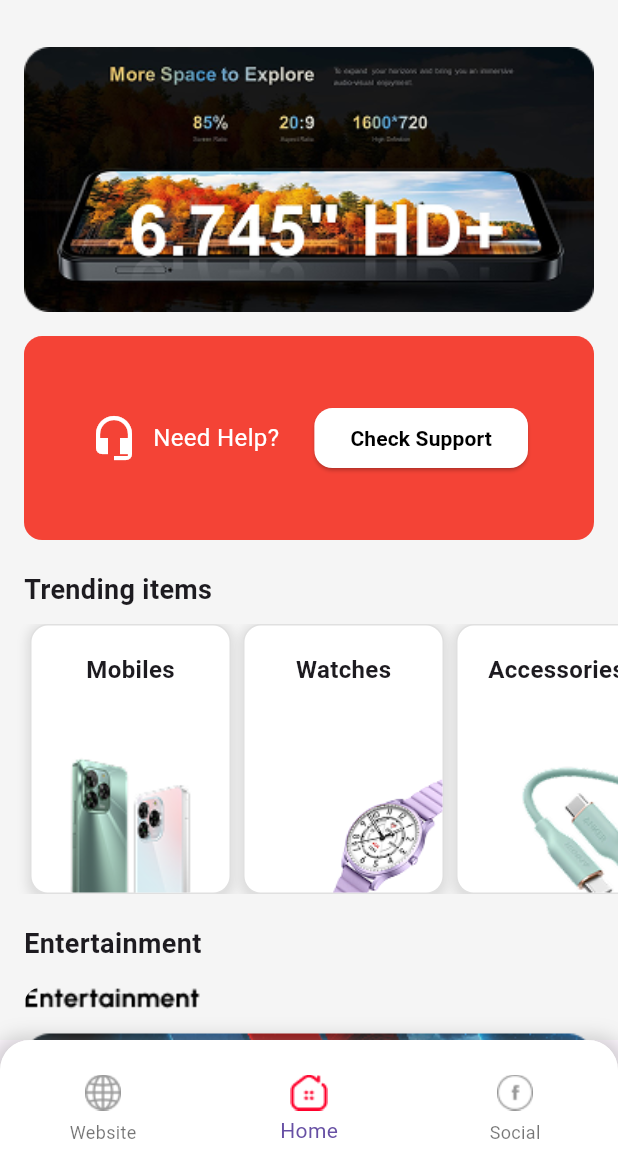
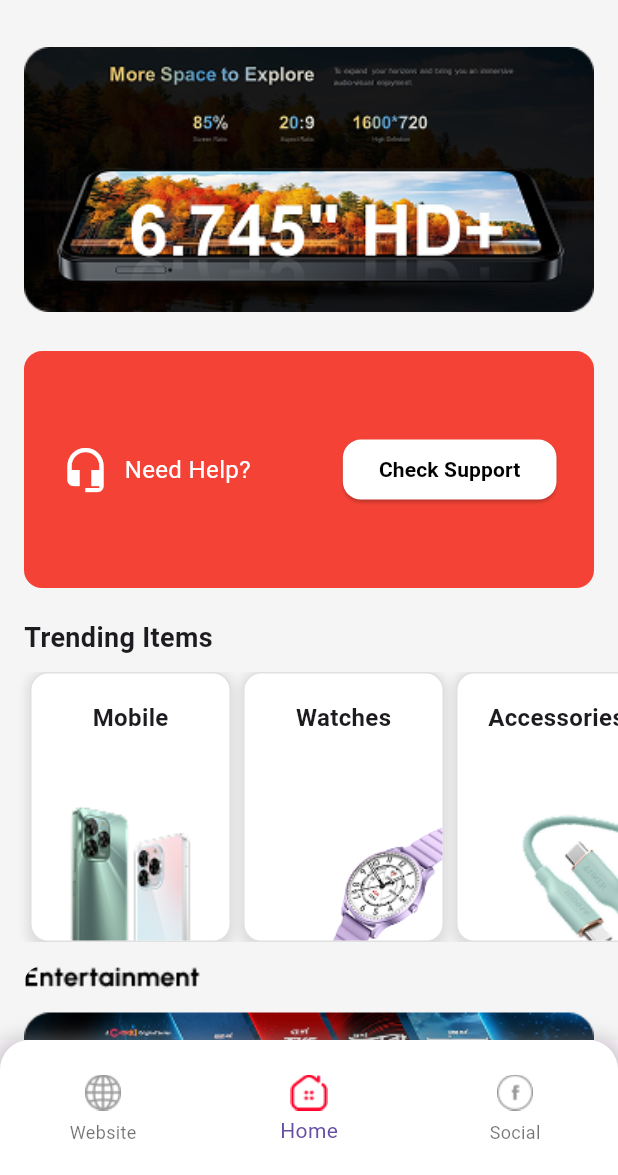
Before and after one commit to shehmaz1993/Symphony_app, a Flutter app: the screen it shows after launch, on a phone screen of 412 x 824 dp, the part 61-1236 px from its top. Run offline on Flutter 3.47's test engine with Material 3 defaults, Android fonts, the light colour scheme and no system bars; our stand-ins replace get.

Commit message:
"add dynamic data from json instead of static" "add json file for social section" "Home screen is more optimized"

```diff
--- a/lib/navber.dart
+++ b/lib/navber.dart
@@ -3,7 +3,6 @@ import 'package:symphony_app/view/bottom_nav_screen/stacked_screens.dart';
 
 
 class NavBar extends StatelessWidget {
-
 
   @override
   Widget build(BuildContext context){
--- a/lib/repository/home_repository/home_repository.dart
+++ b/lib/repository/home_repository/home_repository.dart
@@ -0,0 +1,20 @@
+
+
+
+import '../../data/local_data/local_json_service.dart';
+import '../../model/home/products_model_class.dart';
+import '../../res/app_url/app_url.dart';
+
+class HomeRepository{
+
+  final _jsonService = LocalJsonService();
+
+  Future<ProductModel> productListFromJson()async{
+    dynamic response = await _jsonService.getLocalJson(AppUrl.jsonString);
+    print(response['data']['products']);
+    return ProductModel.fromJson(response);
+  }
+
+
+
+}
--- a/lib/view/Home_screen/home_screen.dart
+++ b/lib/view/Home_screen/home_screen.dart
@@ -1,9 +1,15 @@
 import 'package:flutter/material.dart';
+import 'package:symphony_app/model/home/products_model_class.dart';
 import 'package:symphony_app/res/assets/image_assets.dart';
 import 'package:symphony_app/res/color/app_color.dart';
 import 'package:symphony_app/utils/app_text_style/app_text_style.dart';
 import 'package:symphony_app/view/Home_screen/trade_items_card.dart';
 import 'package:symphony_app/view/Home_screen/trading_items_screen.dart';
+import 'package:get/get.dart';
+import 'package:symphony_app/view_model/controller/home/home_view_model.dart';
+
+import '../../data/response/status.dart';
+import '../../res/components/General_exception_widget.dart';
 class HomeScreen extends StatefulWidget {
   const HomeScreen({super.key});
 
@@ -12,108 +18,80 @@ class HomeScreen extends StatefulWidget {
 }
 
 class _HomeScreenState extends State<HomeScreen> {
+  final homeController = Get.put(HomeController());
 
-  int currentPage = 0;
-  final List<Map<String, String>> trendingItems = [
-    {"title": "Mobiles", "imageUrl": "assets/images/mobile.png"},
-    {"title": "Watches", "imageUrl": "assets/images/watch.png"},
-    {"title": "Accessories", "imageUrl": "assets/images/accessories.png"},
-    {"title": "Head Phones", "imageUrl": "assets/images/headphones.png"},
-  ];
+  @override
+  void initState() {
+    super.initState();
+    homeController.productListFromJson();
+  }
+
   @override
   Widget build(BuildContext context) {
     return Scaffold(
-        backgroundColor: AppColor.lightGrayColor, // Match AppBar background
-        appBar: AppBar(
-        backgroundColor:  AppColor.lightGrayColor, // Same as Scaffold background
-        elevation: 0,
-        title: const Text('My Symphony',style: AppTextStyles.heading,),
-        actions: [
-          IconButton(
-            onPressed: () async {
-
-            },
-            icon: Image.asset(ImageAsset.appDrawer)
-          ),
-        ],
-      ),
+      backgroundColor: AppColor.lightGrayColor,
+      appBar: buildAppBar(),
       body: SingleChildScrollView(
         child: Column(
           crossAxisAlignment: CrossAxisAlignment.start,
           children: [
-            // Header Banner
-            Padding(
-              padding: const EdgeInsets.all(16.0),
-              child: SizedBox(
-                width: double.infinity,
-                child: ClipRRect(
-                  borderRadius: BorderRadius.circular(12),
-                  child: Image.asset(ImageAsset.homeheader, fit: BoxFit.cover),
-                ),
-              ),
-            ),
-
-            // Support Card
+            buildHeaderBanner(),
             buildSupportCard(),
-
-            const SizedBox(height: 20),
-            const Padding(
-              padding: EdgeInsets.symmetric(horizontal: 16),
-              child: Text("Trending items", style: TextStyle(fontSize: 18, fontWeight: FontWeight.bold)),
-            ),
-
-            // Trending Items List
-            const SizedBox(height: 10),
+            buildSectionTitle("Trending Items"),
             buildTrendingItemsSlider(),
-            const SizedBox(height: 20),
-            const Padding(
-              padding: EdgeInsets.symmetric(horizontal: 16),
-              child: Text("Entertainment", style: TextStyle(fontSize: 18, fontWeight: FontWeight.bold)),
-            ),
-
-            // Entertainment Section
-            Padding(
-              padding: const EdgeInsets.all(16.0),
-              child: SizedBox(
-                width: double.infinity,
-                child: ClipRRect(
-                  borderRadius: BorderRadius.circular(12),
-                  child: Image.asset(ImageAsset.entertain, fit: BoxFit.cover),
-                ),
-              ),
-            ),
+            buildEntertainmentBanner(),
           ],
         ),
       ),
     );
   }
-  Widget buildTrendingItemsSlider(){
-    return SizedBox(
-      height: 180, // Define fixed height to avoid layout issues
-      child: ListView.builder(
-        scrollDirection: Axis.horizontal,
-        padding: const EdgeInsets.symmetric(horizontal: 16),
-        itemCount: trendingItems.length,
-        itemBuilder: (context, index) {
-          return TrendingItemCard(
-            trendingItems[index]["title"]!,
-            trendingItems[index]["imageUrl"]!,
+
+  /// **App Bar**
+  AppBar buildAppBar() {
+    return AppBar(
+      backgroundColor: AppColor.lightGrayColor,
+      elevation: 0,
+      title: const Text('My Symphony', style: AppTextStyles.heading),
+      actions: [
+        IconButton(
+          onPressed: () {},
+          icon: Image.asset(ImageAsset.appDrawer),
+        ),
+      ],
     );
-        },
+  }
+
+  /// **Header Banner**
+  Widget buildHeaderBanner() {
+    return Padding(
+      padding: const EdgeInsets.all(16),
+      child: SizedBox(
+        width: double.infinity,
+        child: ClipRRect(
+          borderRadius: BorderRadius.circular(12),
+          child: Obx(() {
+            final headerImage = homeController.productList.value.data?.headerImage;
+            return headerImage != null
+                ? Image.asset(headerImage, fit: BoxFit.cover)
+                : const Center(child: CircularProgressIndicator());
+          }),
+        ),
       ),
     );
   }
-  Widget buildSupportCard(){
+
+  /// **Support Card**
+  Widget buildSupportCard() {
     return Padding(
-      padding: const EdgeInsets.symmetric(horizontal: 16),
+      padding: const EdgeInsets.symmetric(horizontal: 16,vertical: 10),
       child: Container(
-        padding: const EdgeInsets.all(16),
+        padding: const EdgeInsets.only(
+                  left:25,right:25,top: 55,bottom: 55
+           ),
         decoration: BoxDecoration(
           color: AppColor.redColor,
           borderRadius: BorderRadius.circular(12),
         ),
-        child: Padding(
-          padding: const EdgeInsets.all(28.0),
         child: Row(
           mainAxisAlignment: MainAxisAlignment.spaceBetween,
           children: [
@@ -129,19 +107,69 @@ class _HomeScreenState extends State<HomeScreen> {
               style: ElevatedButton.styleFrom(
                 backgroundColor: Colors.white,
                 shape: RoundedRectangleBorder(
-                    borderRadius: BorderRadius.circular(12), // Adjust value for more/less rounding
+                  borderRadius: BorderRadius.circular(12),
                 ),
               ),
-                child: const Text(
-                  "Check Support",
-                  style: AppTextStyles.buttonText,
+              child: const Text("Check Support", style: AppTextStyles.buttonText),
             ),
-              )
           ],
-          ),
         ),
       ),
     );
   }
 
+  /// **Section Title**
+  Widget buildSectionTitle(String title) {
+    return Padding(
+      padding: const EdgeInsets.symmetric(horizontal: 16, vertical: 10),
+      child: Text(title, style: const TextStyle(fontSize: 18, fontWeight: FontWeight.bold)),
+    );
   }
+
+  /// **Trending Items Slider**
+  Widget buildTrendingItemsSlider() {
+    return Obx(() {
+      switch (homeController.rxRequestStatus.value) {
+        case Status.LOADING:
+          return const Center(child: CircularProgressIndicator());
+        case Status.ERROR:
+          return GeneralExceptionWidget(onPress: homeController.refreshApi);
+        case Status.COMPLETED:
+          List<Products> items = homeController.productList.value.data!.products!;
+          return SizedBox(
+            height: 180,
+            child: ListView.builder(
+              scrollDirection: Axis.horizontal,
+              padding: const EdgeInsets.symmetric(horizontal: 16),
+              itemCount: items.length,
+              itemBuilder: (context, index) {
+                return TrendingItemCard(
+                  items[index].name!,
+                  items[index].image!,
+                );
+              },
+            ),
+          );
+      }
+    });
+  }
+
+  /// **Entertainment Banner**
+  Widget buildEntertainmentBanner() {
+    return Padding(
+      padding: const EdgeInsets.all(16),
+      child: SizedBox(
+        width: double.infinity,
+        child: ClipRRect(
+          borderRadius: BorderRadius.circular(12),
+          child: Obx(() {
+            final entertainImage = homeController.productList.value.data?.entertainImage;
+            return entertainImage != null
+                ? Image.asset(entertainImage, fit: BoxFit.cover)
+                : const Center(child: CircularProgressIndicator());
+          }),
+        ),
+      ),
+    );
+  }
+}
--- a/lib/view/Home_screen/trade_items_card.dart
+++ b/lib/view/Home_screen/trade_items_card.dart
@@ -3,13 +3,13 @@ class TrendingItemCard extends StatelessWidget {
   final String title;
   final String imageUrl;
 
-  TrendingItemCard(this.title, this.imageUrl);
+  const TrendingItemCard(this.title, this.imageUrl);
 
   @override
   Widget build(BuildContext context) {
     return Container(
      // width: 120, // Fixed width
-      margin: EdgeInsets.symmetric(horizontal: 4),
+      margin: const EdgeInsets.symmetric(horizontal: 4),
       decoration: BoxDecoration(
         color: Colors.white,
         borderRadius: BorderRadius.circular(12), // Ensure the full box has rounded corners
@@ -19,7 +19,7 @@ class TrendingItemCard extends StatelessWidget {
             color: Colors.black.withOpacity(0.1),
             blurRadius: 5,
             spreadRadius: 2,
-            offset: Offset(0, 2),
+            offset: const Offset(0, 2),
           ),
         ],
       ),
@@ -31,13 +31,13 @@ class TrendingItemCard extends StatelessWidget {
             padding: const EdgeInsets.only(top: 18),
             child: Text(
               title,
-              style: TextStyle(fontSize: 16, fontWeight: FontWeight.bold),
+              style: const TextStyle(fontSize: 16, fontWeight: FontWeight.bold),
               textAlign: TextAlign.center,
             ),
           ),
-          SizedBox(height: 45.0),
+          const SizedBox(height: 45.0),
           Padding(
-            padding: EdgeInsets.only(left: title=='Mobiles'?20.0:40.0,right:title=='Mobiles'?20.0:0.0 ),
+            padding: EdgeInsets.only(left: title=='Mobile'?20.0:40.0,right:title=='Mobile'?20.0:0.0 ),
             child: ClipRRect(
               borderRadius: BorderRadius.circular(8), // Ensure image also has rounded corners
               child: Image.asset(imageUrl, width: 92, height: 92, fit: BoxFit.cover),
--- a/pubspec.yaml
+++ b/pubspec.yaml
@@ -62,7 +62,7 @@ flutter:
   # To add assets to your application, add an assets section, like this:
   assets:
     - assets/images/
-    - assets/json/symphony.json
+    - assets/json/
 
   # An image asset can refer to one or more resolution-specific "variants", see
   # https://flutter.dev/to/resolution-aware-images
```
Also changed, not shown: assets/json/social_section.json (added, +35 -0 lines), assets/json/symphony.json (+6 -4 lines), lib/model/home/products_model_class.dart (+161 -36 lines), lib/model/social/social_section_model_class.dart (added, +92 -0 lines), lib/res/components/General_exception_widget.dart (added, +47 -0 lines), lib/view_model/controller/home/home_view_model.dart (+43 -0 lines), assets/images/Rectangle2.png (added), assets/images/image29.png (added), assets/images/image30.png (added), assets/images/image31.png (added), assets/images/sm1.png (added), pubspec.lock. Lines whose indentation alone changed are shown as unchanged.
